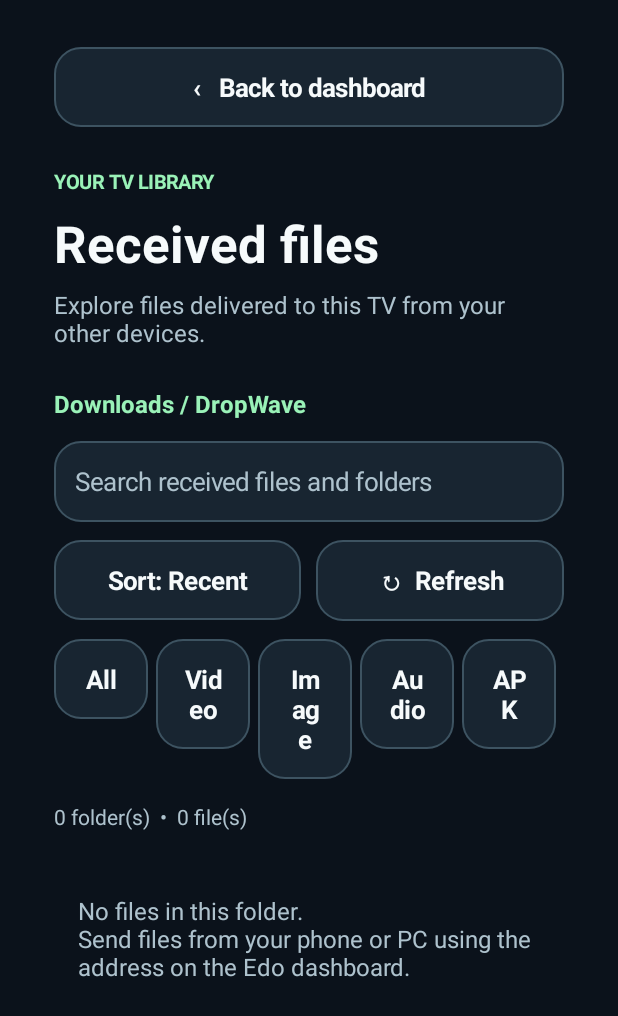
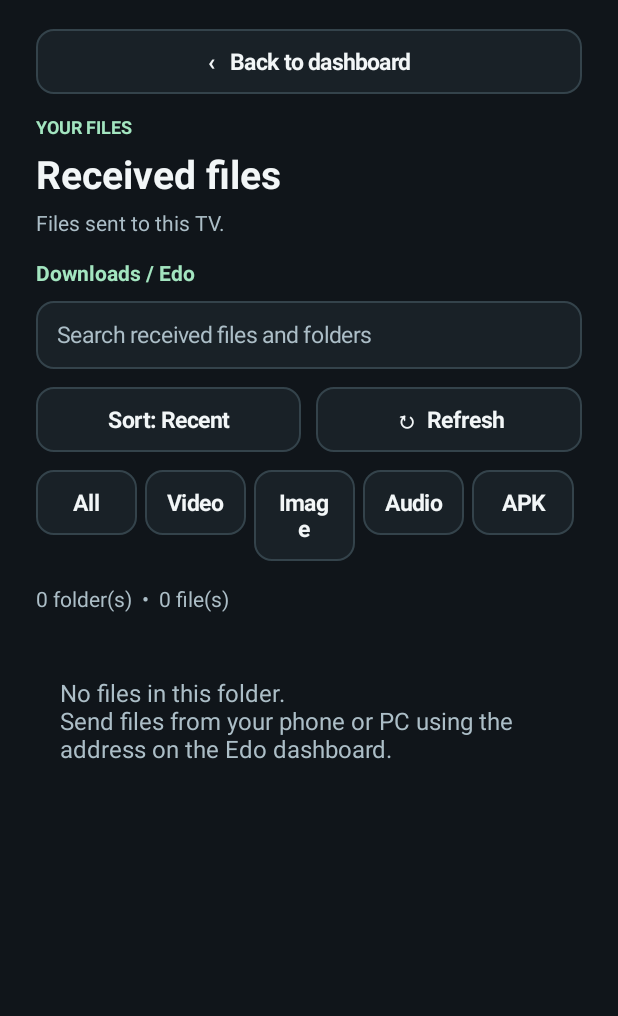
Before and after one commit to Subaru771/EDO, an Android app: the screen it shows after launch (ReceivedFilesActivity), after a tap on "▣ Received files", on a phone screen of 412 x 824 dp. Shown: the top 1016 px of the screen. Run offline under Robolectric (Android 15) with nearby library versions, the phone set to English and light mode, and no system bars.

Commit message:
design(tv): streamline ReceivedFilesActivity screen

```diff
--- a/app/src/main/java/com/dropwave/tv/ReceivedFilesActivity.java
+++ b/app/src/main/java/com/dropwave/tv/ReceivedFilesActivity.java
@@ -35,9 +35,9 @@ import java.util.Set;
 
 /** Native, D-pad accessible browser for received content under Downloads/DropWave. */
 public final class ReceivedFilesActivity extends Activity {
-    private static final int BG=Color.rgb(11,18,27), PANEL=Color.rgb(24,37,49);
-    private static final int BORDER=Color.rgb(61,83,97), WHITE=Color.rgb(246,250,251);
-    private static final int MUTED=Color.rgb(174,194,205), ACCENT=Color.rgb(154,242,184);
+    private static final int BG=Color.rgb(16,21,26), PANEL=Color.rgb(25,33,39);
+    private static final int BORDER=Color.rgb(52,67,75), WHITE=Color.rgb(242,246,247);
+    private static final int MUTED=Color.rgb(172,190,199), ACCENT=Color.rgb(163,229,192);
     private LinearLayout listContainer;
     private TextView breadcrumb, summary, sortButton;
     private EditText search;
@@ -49,7 +49,7 @@ public final class ReceivedFilesActivity extends Activity {
 
     private int dp(float v){return (int)(v*getResources().getDisplayMetrics().density+0.5f);}
     private GradientDrawable background(int fill,int border){
-        GradientDrawable d=new GradientDrawable();d.setColor(fill);d.setCornerRadius(dp(17));d.setStroke(dp(1),border);return d;
+        GradientDrawable d=new GradientDrawable();d.setColor(fill);d.setCornerRadius(dp(11));d.setStroke(dp(1),border);return d;
     }
     private LinearLayout column(){LinearLayout l=new LinearLayout(this);l.setOrientation(LinearLayout.VERTICAL);return l;}
     private TextView text(String s,int size,int color,boolean bold){
@@ -58,7 +58,7 @@ public final class ReceivedFilesActivity extends Activity {
     }
     private void space(LinearLayout l,int h){View v=new View(this);l.addView(v,new LinearLayout.LayoutParams(1,dp(h)));}
     private TextView button(String s,Runnable action){
-        TextView t=text(s,17,WHITE,true);t.setGravity(Gravity.CENTER);t.setPadding(dp(18),dp(15),dp(18),dp(15));
+        TextView t=text(s,15,WHITE,true);t.setGravity(Gravity.CENTER);t.setPadding(dp(13),dp(11),dp(13),dp(11));
         t.setBackground(background(PANEL,BORDER));t.setFocusable(true);t.setClickable(true);
         t.setOnFocusChangeListener((v,hasFocus)->{
             t.setBackground(background(hasFocus?WHITE:PANEL,hasFocus?WHITE:BORDER));
@@ -79,17 +79,17 @@ public final class ReceivedFilesActivity extends Activity {
     @Override protected void onSaveInstanceState(Bundle out){out.putString("folder",folder);out.putInt("sort",sort);super.onSaveInstanceState(out);}
     private void build(){
         ScrollView sc=new ScrollView(this);sc.setFillViewport(true);sc.setBackgroundColor(BG);
-        LinearLayout root=column();root.setPadding(dp(36),dp(31),dp(36),dp(32));sc.addView(root);
+        LinearLayout root=column();root.setPadding(dp(24),dp(19),dp(24),dp(24));sc.addView(root);
         TextView back=button("‹   Back to dashboard",this::finish);root.addView(back);
-        space(root,27);root.addView(text("YOUR TV LIBRARY",13,ACCENT,true));space(root,9);
-        root.addView(text("Received files",34,WHITE,true));space(root,7);
-        root.addView(text("Explore files delivered to this TV from your other devices.",16,MUTED,false));
-        space(root,25);
-        breadcrumb=text("Downloads / Edo",16,ACCENT,true);root.addView(breadcrumb);space(root,14);
+        space(root,13);root.addView(text("YOUR FILES",12,ACCENT,true));space(root,5);
+        root.addView(text("Received files",26,WHITE,true));space(root,5);
+        root.addView(text("Files sent to this TV.",14,MUTED,false));
+        space(root,14);
+        breadcrumb=text("Downloads / Edo",14,ACCENT,true);root.addView(breadcrumb);space(root,9);
         search=new EditText(this);search.setSingleLine(true);search.setHint("Search received files and folders");
-        search.setTextColor(WHITE);search.setHintTextColor(MUTED);search.setTextSize(17);
+        search.setTextColor(WHITE);search.setHintTextColor(MUTED);search.setTextSize(15);
         search.setPadding(dp(14),dp(9),dp(14),dp(9));search.setBackground(background(PANEL,BORDER));
-        root.addView(search,new LinearLayout.LayoutParams(-1,dp(54)));
+        root.addView(search,new LinearLayout.LayoutParams(-1,dp(45)));
         search.addTextChangedListener(new TextWatcher(){
             public void beforeTextChanged(CharSequence s,int a,int c,int f){}
             public void onTextChanged(CharSequence s,int start,int before,int count){query=s.toString().trim();pageSize=100;render();}
@@ -144,7 +144,7 @@ public final class ReceivedFilesActivity extends Activity {
     }
     private void render(){
         if(listContainer==null)return;
-        breadcrumb.setText("Downloads / DropWave"+(folder.isEmpty()?"":" / "+folder.replace("/"," / ")));
+        breadcrumb.setText("Downloads / Edo"+(folder.isEmpty()?"":" / "+folder.replace("/"," / ")));
         sortButton.setText("Sort: "+new String[]{"Recent","Name","Size","Type"}[sort]);
         listContainer.removeAllViews();
         if(!folder.isEmpty())addRow("↰  Parent folder","Go up one level",()->navigate(parent(folder)),null);
@@ -196,11 +196,11 @@ public final class ReceivedFilesActivity extends Activity {
     }
     private void addRow(String title,String details,Runnable onClick,Runnable more){
         LinearLayout row=new LinearLayout(this);row.setOrientation(LinearLayout.HORIZONTAL);row.setGravity(Gravity.CENTER_VERTICAL);
-        row.setPadding(dp(14),dp(12),dp(12),dp(12));row.setBackground(background(PANEL,BORDER));
-        LinearLayout detailsView=column();TextView name=text(title,17,WHITE,true);name.setMaxLines(2);
-        detailsView.addView(name);space(detailsView,5);detailsView.addView(text(details,13,MUTED,false));
+        row.setPadding(dp(11),dp(8),dp(10),dp(8));row.setBackground(background(PANEL,BORDER));
+        LinearLayout detailsView=column();TextView name=text(title,15,WHITE,true);name.setMaxLines(2);
+        detailsView.addView(name);space(detailsView,3);detailsView.addView(text(details,12,MUTED,false));
         detailsView.setFocusable(true);detailsView.setClickable(true);
-        detailsView.setPadding(dp(4),dp(7),dp(4),dp(7));
+        detailsView.setPadding(dp(3),dp(5),dp(3),dp(5));
         detailsView.setOnFocusChangeListener((v,focused)->{
             name.setTextColor(focused?ACCENT:WHITE);row.setBackground(background(focused?BORDER:PANEL,focused?ACCENT:BORDER));
         });
@@ -208,7 +208,7 @@ public final class ReceivedFilesActivity extends Activity {
         detailsView.setOnLongClickListener(v->{if(more!=null){more.run();return true;}return false;});
         row.addView(detailsView,new LinearLayout.LayoutParams(0,-2,1));
         if(more!=null){TextView menu=button("⋮  Options",more);LinearLayout.LayoutParams p=new LinearLayout.LayoutParams(-2,-2);p.leftMargin=dp(10);row.addView(menu,p);}
-        listContainer.addView(row);space(listContainer,8);
+        listContainer.addView(row);space(listContainer,5);
     }
     private Uri uriFor(LanServer.Entry e){
         // IDs are obtained from AndroidFiles.list(), not arbitrary user input.
```
